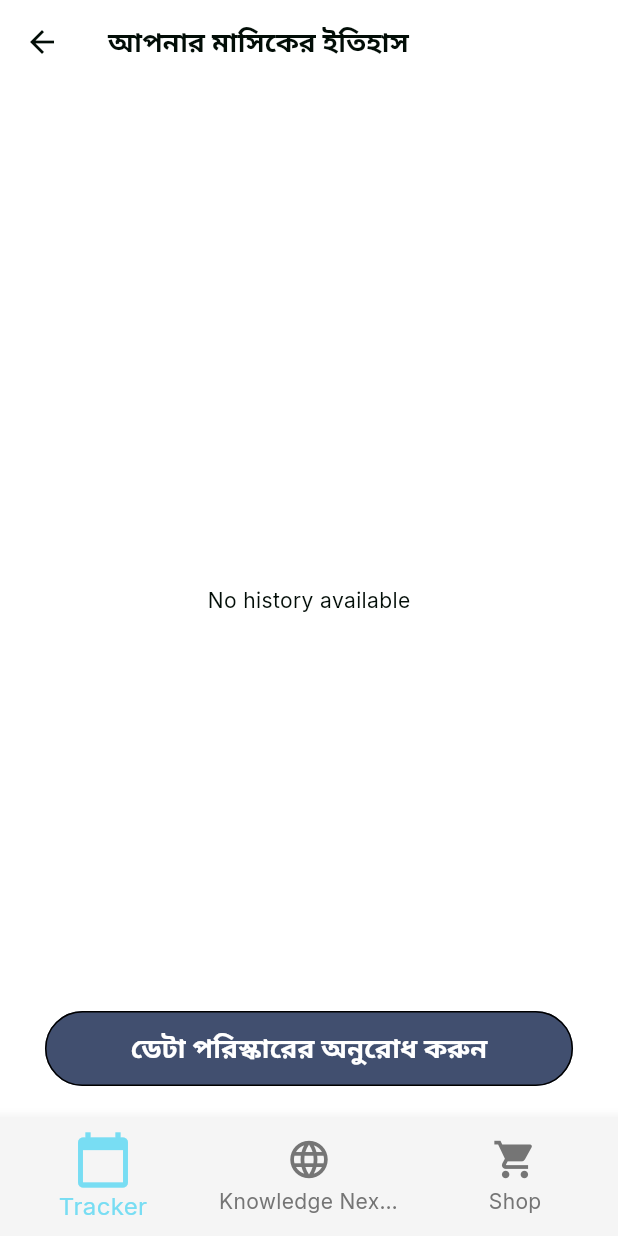
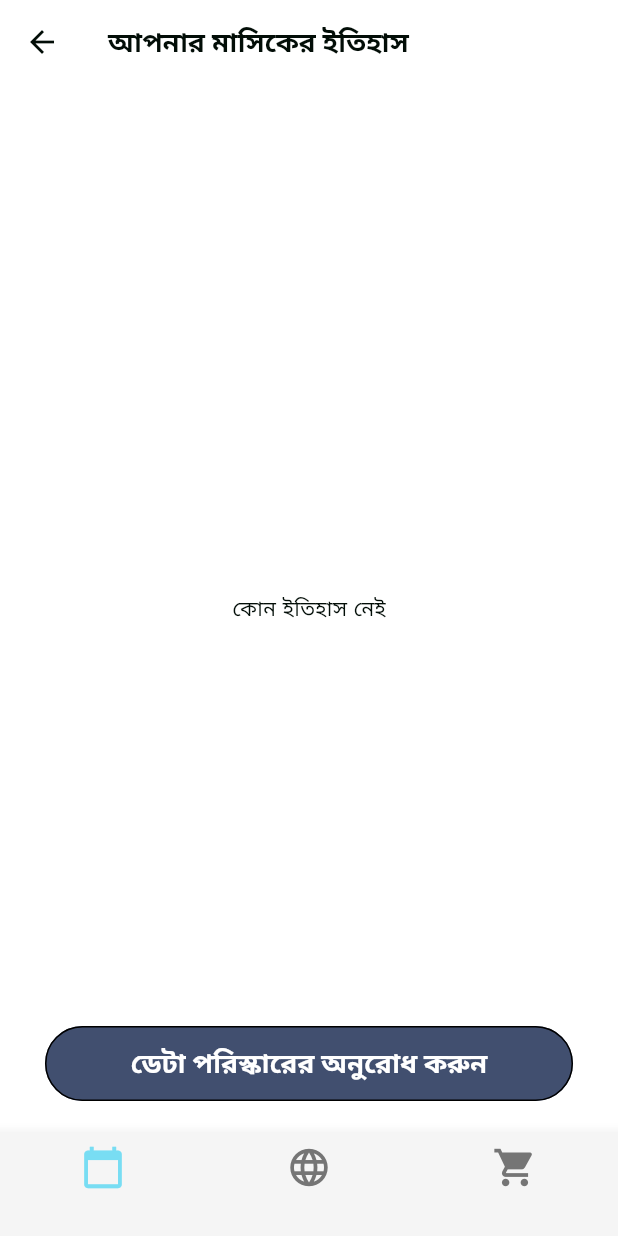
Before and after one commit to Shahabuddin1122/ananya, a Flutter app: the IndividualHistory screen opened by its route, on a phone screen of 412 x 824 dp. Run offline on Flutter 3.47's test engine with Material 3 defaults, Android fonts, the light colour scheme and no system bars; our stand-ins replace flutter_local_notifications, flutter_svg, google_fonts, permission_handler, rxdart, shared_preferences and 2 more; missing offline and left inert: flutter_pdfview; accounts and stored records are empty; generated files the repository leaves out were written again; network calls fail.

Commit message:
add language and gunicorn

```diff
--- a/ananya/lib/screens/history/individual.dart
+++ b/ananya/lib/screens/history/individual.dart
@@ -129,9 +129,12 @@
           if (snapshot.connectionState == ConnectionState.waiting) {
             return const Center(child: CircularProgressIndicator());
           } else if (snapshot.hasError) {
-            return const Center(child: Text("Error loading data"));
+            return Center(
+                child: Text(AppLocalizations.of(context)!.error_loading_data));
           } else if (!snapshot.hasData || snapshot.data!.isEmpty) {
-            return const Center(child: Text("No history available"));
+            return Center(
+                child:
+                    Text(AppLocalizations.of(context)!.no_history_available));
           } else {
             Map<String, List<dynamic>> groupedData = snapshot.data!;
             return SingleChildScrollView(
@@ -194,26 +197,26 @@
           BottomNavigationBarItem(
             icon: Icon(
               Icons.calendar_today,
-              size: _selectedIndex == 0 ? 40 : 30,
+              size: 30,
               color: _selectedIndex == 0 ? SECONDARY_COLOR : Colors.grey[600],
             ),
-            label: "Tracker",
+            label: "",
           ),
           BottomNavigationBarItem(
             icon: Icon(
               Icons.language,
-              size: _selectedIndex == 1 ? 40 : 30,
+              size: 30,
               color: _selectedIndex == 1 ? SECONDARY_COLOR : Colors.grey[600],
             ),
-            label: "Knowledge Nexus",
+            label: "",
           ),
           BottomNavigationBarItem(
             icon: Icon(
               Icons.shopping_cart,
-              size: _selectedIndex == 2 ? 40 : 30,
+              size: 30,
               color: _selectedIndex == 2 ? SECONDARY_COLOR : Colors.grey[600],
             ),
-            label: "Shop",
+            label: "",
           ),
         ],
       ),
--- a/ananya/lib/screens/landing/user_home.dart
+++ b/ananya/lib/screens/landing/user_home.dart
@@ -124,8 +124,8 @@
 
       await flutterLocalNotificationsPlugin.show(
         0,
-        'Period Reminder',
-        'Your period starts in $daysUntilStart days.',
+        AppLocalizations.of(context)!.period_reminder,
+        '${AppLocalizations.of(context)!.your_period_starts_in} $daysUntilStart ${AppLocalizations.of(context)!.days}',
         platformChannelSpecifics,
         payload: 'item x',
       );
--- a/ananya/lib/screens/process/unlock_process1.dart
+++ b/ananya/lib/screens/process/unlock_process1.dart
@@ -81,7 +81,7 @@
               ChoiceItem(
                 text: AppLocalizations.of(context)!.dont_know,
                 onSelected: (choice) {
-                  context.read<PeriodState>().updatePeriodRegularity(false);
+                  context.read<PeriodState>().updatePeriodRegularity(true);
                   Navigator.pushNamed(context, '/unlock-process/2');
                 },
               )
--- a/ananya/lib/utils/constants.dart
+++ b/ananya/lib/utils/constants.dart
@@ -14,6 +14,7 @@
 // const String baseUri = "http://192.168.0.7:8000/";
 // const String baseUri = "http://192.168.0.102:8000/";
 const String baseUri = "http://10.0.2.2:8000/";
+// const String baseUri = "http://192.168.0.100:8000/";
 
 class Constant {
   static String apiUri = '';
```
Also changed, not shown: ananya/lib/l10n/app_bn.arb (+12 -1 lines), ananya/lib/l10n/app_en.arb (+12 -2 lines), ananya/lib/screens/history/cohort.dart (+17 -11 lines), ananya/lib/screens/knowledge_nexus.dart (+49 -19 lines), ananya/lib/screens/loading.dart (+7 -5 lines), ananya/lib/screens/period_date_show.dart (+9 -7 lines), ananya/lib/widgets/history_component.dart (+5 -2 lines), 1 other file.
